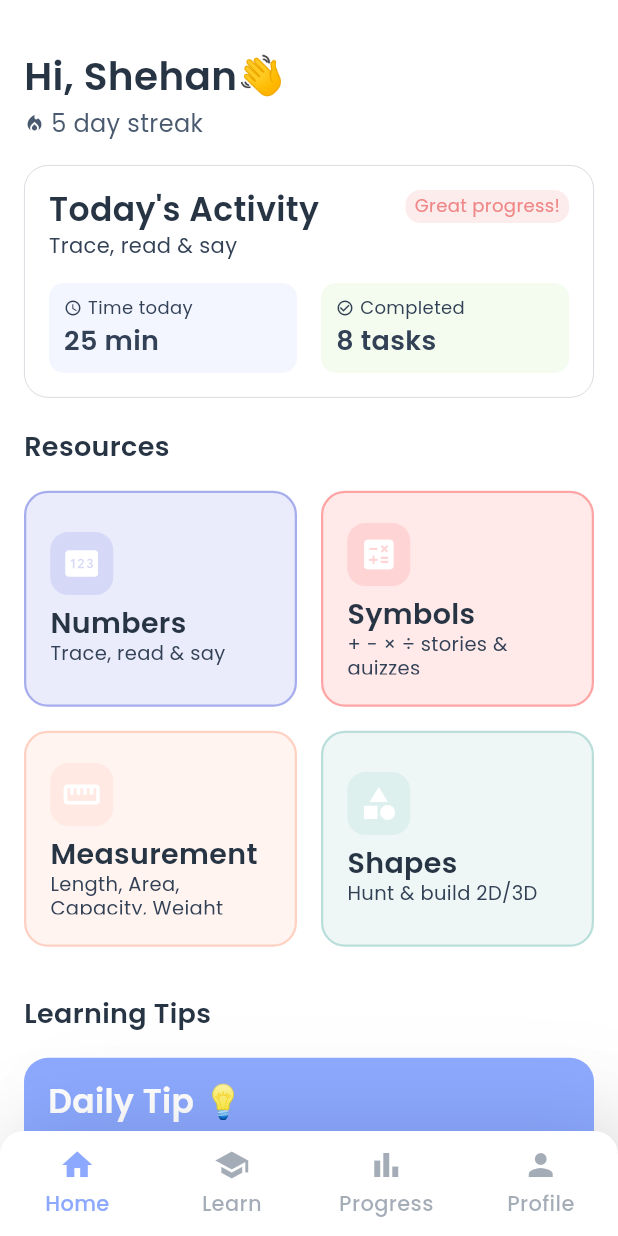
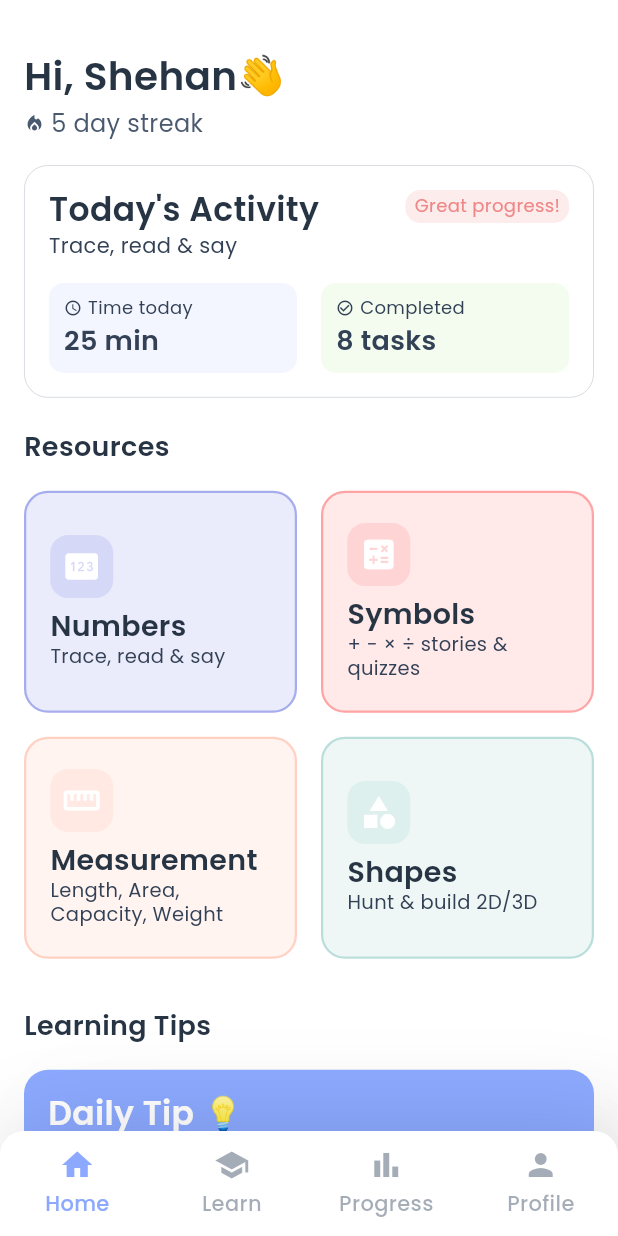
Before and after one commit to cynos28/ganithamithura, a Flutter app: the screen it shows after launch, on a phone screen of 412 x 824 dp. Run offline on Flutter 3.47's test engine with Material 3 defaults, Android fonts, the phone set to English and light mode, and no system bars; our stand-ins replace get, google_fonts, lottie, permission_handler, shared_preferences, speech_to_text.

Commit message:
sub text size are fixed

```diff
--- a/ganithamithura/lib/main.dart
+++ b/ganithamithura/lib/main.dart
@@ -8,8 +8,9 @@ import 'package:ganithamithura/screens/home/home_screen.dart';
 void main() async {
   WidgetsFlutterBinding.ensureInitialized();
 
-  // Initialize storage service
-  await StorageService.instance.init();
+  // Initialize storage service asynchronously
+  // Don't block app launch - initialize in background
+  StorageService.instance.init();
 
   runApp(const GanithamithuraApp());
 }
--- a/ganithamithura/lib/widgets/home/home_widgets.dart
+++ b/ganithamithura/lib/widgets/home/home_widgets.dart
@@ -27,7 +27,7 @@ class ResourceCard extends StatelessWidget {
     return GestureDetector(
       onTap: isEnabled ? onTap : null,
       child: Container(
-        height: 144,
+        height: 148,
         decoration: BoxDecoration(
           color: backgroundColor,
           border: Border.all(color: borderColor, width: 1.5),
```
